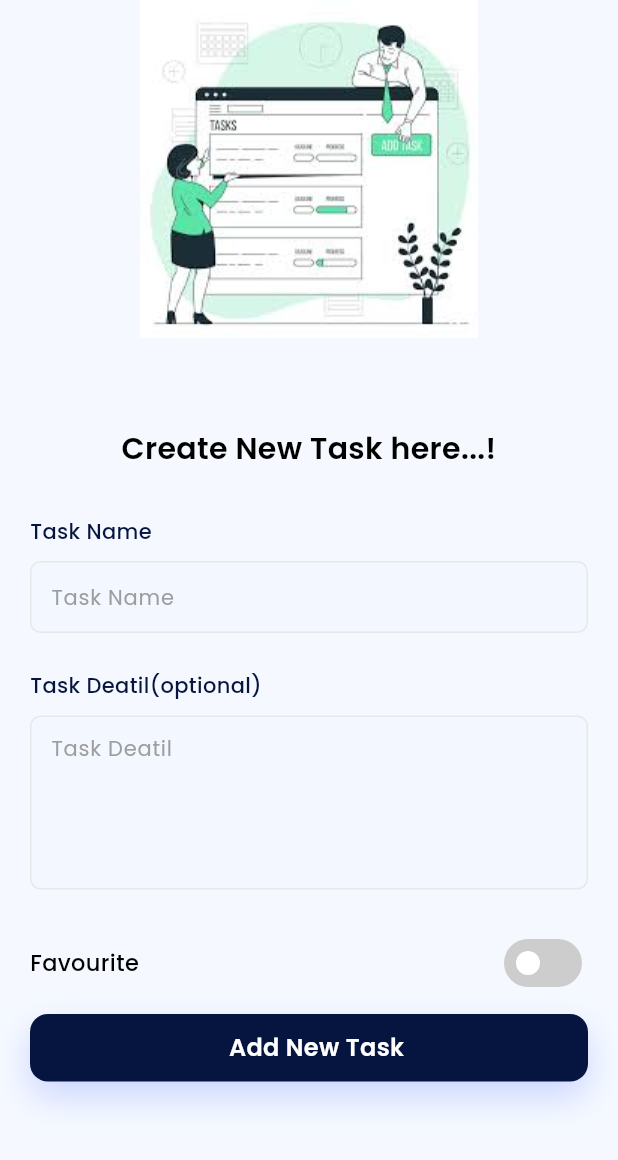
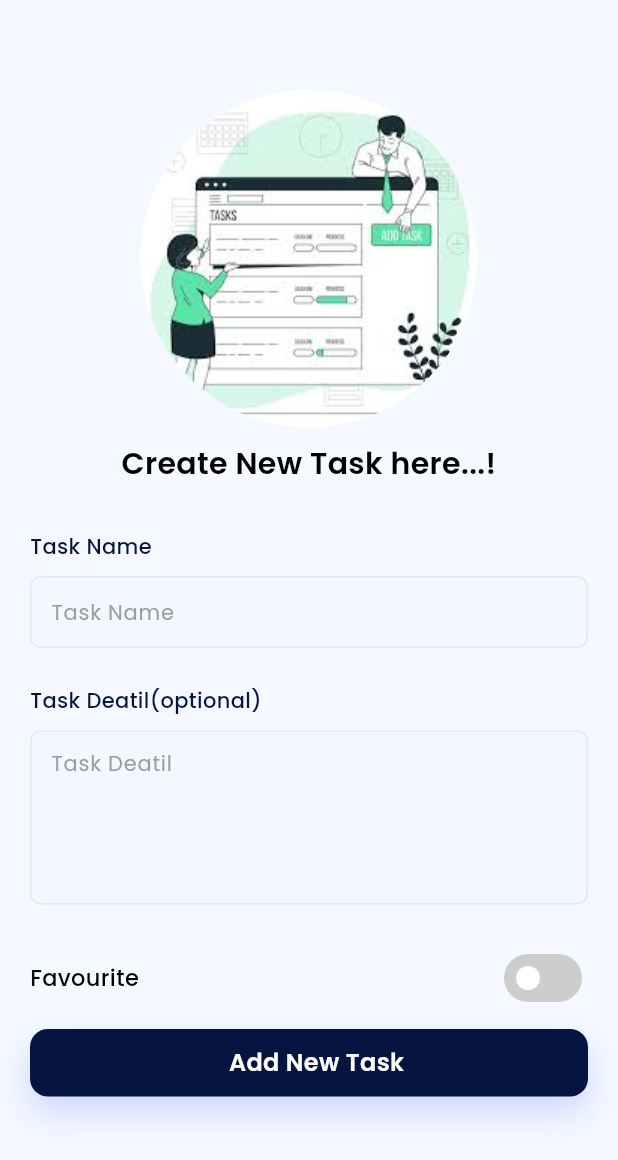
Before and after one commit to sunil-anuragi/taskManagementApp, a Flutter app: the screen it shows after launch, after a tap on "Add New Task", on a phone screen of 412 x 824 dp. Shown: the top 1160 px of the screen. Run offline on Flutter 3.47's test engine with Material 3 defaults, Android fonts, the phone set to English and light mode, and no system bars; our stand-ins replace cached_network_image, dotted_border, flutter_local_notifications, flutter_svg, fluttertoast, get and 5 more; network calls fail.

Commit message:
add custom scroll view design

```diff
--- a/lib/consts/app_const.dart
+++ b/lib/consts/app_const.dart
@@ -1,5 +1,5 @@
 class AppConst {
-  static const String appName = "TaskManageMent App";
+  static const String appName = "TaskManager App";
   static const String search = "Search Tasks";
   static const String taskName = "Task Name";
   static const String taskDetail = "Task Deatil";
--- a/lib/ui/task/add_task_screen.dart
+++ b/lib/ui/task/add_task_screen.dart
@@ -33,8 +33,11 @@ class _AddTaskScreenState extends State<AddTaskScreen> {
         child: SingleChildScrollView(
           child: Column(
             children: [
-              Image.asset(ImageConstant.createTaks),
               60.vs,
+              ClipRRect(
+                borderRadius: BorderRadius.circular(200),
+                child: Image.asset(ImageConstant.createTaks,)),
+              10.vs,
               CustomText(
                 Get.arguments == null
                     ? AppConst.addNewTask
--- a/lib/ui/task/task_list_screen.dart
+++ b/lib/ui/task/task_list_screen.dart
@@ -24,6 +24,9 @@ class _TaskListScreenState extends State<TaskListScreen> {
 
   @override
   Widget build(BuildContext context) {
+    final double screenHeight = MediaQuery.of(context).size.height;
+    final double screenWidth = MediaQuery.of(context).size.width;
+
     return Scaffold(
       backgroundColor: AppColorConsts.appBackgroundColor,
       floatingActionButton: FloatingActionButton.extended(
@@ -45,12 +48,43 @@ class _TaskListScreenState extends State<TaskListScreen> {
           color: AppColorConsts.whiteColor,
         ),
       ),
-      body: Column(children: [
+      body: RefreshIndicator(
+        onRefresh: () async {
+          await taskController.getallTask();
+        },
+        child: CustomScrollView(
+          slivers: [
+            /// **🔹 Sliver App Bar with Title & Search**
+            SliverAppBar(
+              pinned: true,
+              floating: true,
+              expandedHeight: screenHeight * 0.2,
+              backgroundColor: AppColorConsts.primaryColor,
+              flexibleSpace: FlexibleSpaceBar(
+                titlePadding:const EdgeInsets.only(left: 20, bottom: 15),
+                title: Column(
+                  mainAxisAlignment: MainAxisAlignment.end,
+                  crossAxisAlignment: CrossAxisAlignment.start,
+                  children: [
+                    CustomText(
+                      AppConst.appName,
+                      style: AppTextStyle.bold18TextStyle.copyWith(
+                        color: AppColorConsts.whiteColor,
+                      ),
+                    ),
                     50.vs,
-        AppTextField1(
+                  ],
+                ),
+              ),
+              bottom: PreferredSize(
+                preferredSize: const Size.fromHeight(80),
+                child: Padding(
+                  padding: const EdgeInsets.symmetric(horizontal: 20),
+                  child: AppTextField1(
                     isRequired: false,
                     hint: AppConst.search,
-          prefix: const Icon(Icons.search).paddingSymmetric(horizontal: 20),
+                    prefix: const Icon(Icons.search)
+                        .paddingSymmetric(horizontal: 15),
                     borderRadius: BorderRadius.circular(10),
                     fillColor: AppColorConsts.whiteColor,
                     fontSize: 16,
@@ -62,43 +96,45 @@ class _TaskListScreenState extends State<TaskListScreen> {
                     labelTextStyle: AppTextStyle.medium12TextStyle.copyWith(
                       color: AppColorConsts.greyColor1,
                     ),
-        ).paddingSymmetric(horizontal: 20),
-        Obx(
-          () => Expanded(
-            child: RefreshIndicator(
-              onRefresh: () async {
-                await taskController.getallTask();
+                  ),
+                ),
+              ),
+            ),
 
+            /// **🔹 Task List (SliverList)**
+            Obx(() {
+              if (taskController.loadingTaskList.value) {
+                return const SliverFillRemaining(
+                  child: Center(child: CircularProgressIndicator()),
+                );
+              }
 
+              if (taskController.searchTasklist.isEmpty) {
+                return const SliverFillRemaining(
+                  child: Center(child: NoDataFound(text: "No task Found")),
+                );
+              }
 
-
-              },
-              child: taskController.loadingTaskList.value
-                  ? const Center(child: CircularProgressIndicator())
-                  : !taskController.loadingTaskList.value &&
-                          taskController.searchTasklist.isEmpty
-                      ? const NoDataFound(text: "No task Found")
-                      : Obx(
-                          () => ListView.builder(
+              return SliverPadding(
                 padding: const EdgeInsets.symmetric(horizontal: 15),
-                            itemCount: taskController.searchTasklist.length,
-                            itemBuilder: (context, index) {
+                sliver: SliverList(
+                  delegate: SliverChildBuilderDelegate(
+                    (context, index) {
                       final task = taskController.searchTasklist[index];
                       return TaskCard(
                         title: task.taskName,
                         description: task.taskDetails,
                         date: task.createdDate
-                                    .formatDate(outFormat: 'yyyy-mm-dd hh:mm a')
+                            .formatDate(outFormat: 'yyyy-MM-dd hh:mm a')
                             .toString(),
                         isCompleted: task.isFavourite,
                       ).paddingOnly(bottom: 10).onTap(() {
                         Get.delete<TaskController>();
-                                Get.toNamed(RouteConst.addTaskScreen,
-                                        arguments: {
+                        Get.toNamed(RouteConst.addTaskScreen, arguments: {
                           "id": task.taskId,
                           "taskName": task.taskName,
                           "taskDetails": task.taskDetails,
-                                      "isfav":task.isFavourite
+                          "isfav": task.isFavourite,
                         })!
                             .then((value) {
                           if (value == true) {
@@ -107,12 +143,14 @@ class _TaskListScreenState extends State<TaskListScreen> {
                         });
                       });
                     },
-                          ).paddingOnly(bottom: 80),
+                    childCount: taskController.searchTasklist.length,
                   ),
                 ),
+              );
+            }),
+          ],
         ),
       ),
-      ]),
     );
   }
 }
```
Lines whose indentation alone changed are shown as unchanged.
